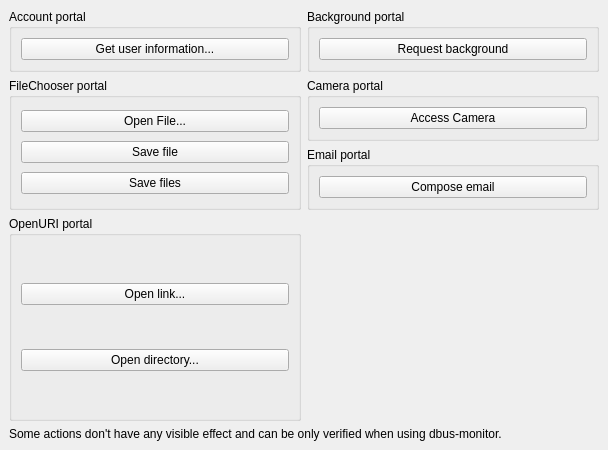
The window that portal-test-qt/portal-test-qt.ui (grulja/libportal) describes before a commit, drawn with Qt 5.
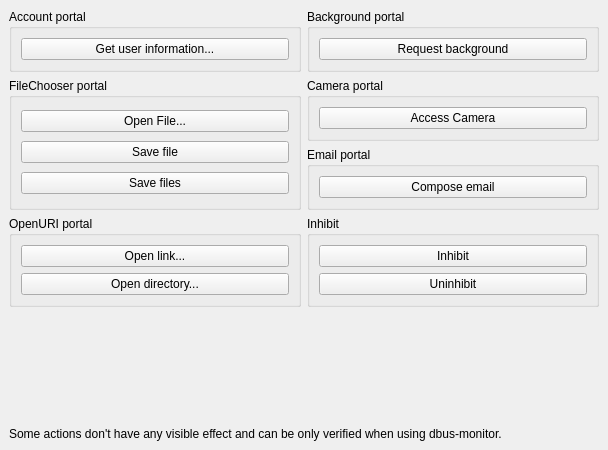
The same window after the commit.

Commit message: Add Qt wrapper for Inhibit portal

What changed in the file:
```diff
--- a/portal-test-qt/portal-test-qt.ui
+++ b/portal-test-qt/portal-test-qt.ui
@@ -133,6 +133,39 @@
       </layout>
      </widget>
     </item>
+    <item row="3" column="1">
+     <widget class="QGroupBox" name="groupBox_7">
+      <property name="title">
+       <string>Inhibit</string>
+      </property>
+      <layout class="QVBoxLayout" name="verticalLayout_5">
+       <item>
+        <widget class="QPushButton" name="inhibitButton">
+         <property name="text">
+          <string>Inhibit</string>
+         </property>
+        </widget>
+       </item>
+       <item>
+        <widget class="QPushButton" name="uninhibitButton">
+         <property name="text">
+          <string>Uninhibit</string>
+         </property>
+        </widget>
+       </item>
+      </layout>
+     </widget>
+    </item>
+    <item row="5" column="0" colspan="2">
+     <widget class="QLabel" name="label">
+      <property name="text">
+       <string>Some actions don't have any visible effect and can be only verified when using dbus-monitor.</string>
+      </property>
+      <property name="wordWrap">
+       <bool>true</bool>
+      </property>
+     </widget>
+    </item>
     <item row="3" column="0">
      <widget class="QGroupBox" name="groupBox_2">
       <property name="title">
@@ -162,7 +195,7 @@
       </layout>
      </widget>
     </item>
-    <item row="3" column="1">
+    <item row="4" column="0" colspan="2">
      <spacer name="verticalSpacer">
       <property name="orientation">
        <enum>Qt::Vertical</enum>
@@ -175,16 +208,6 @@
       </property>
      </spacer>
     </item>
-    <item row="4" column="0" colspan="2">
-     <widget class="QLabel" name="label">
-      <property name="text">
-       <string>Some actions don't have any visible effect and can be only verified when using dbus-monitor.</string>
-      </property>
-      <property name="wordWrap">
-       <bool>true</bool>
-      </property>
-     </widget>
-    </item>
    </layout>
   </widget>
  </widget>
```
The commit also changes 6 other files.
